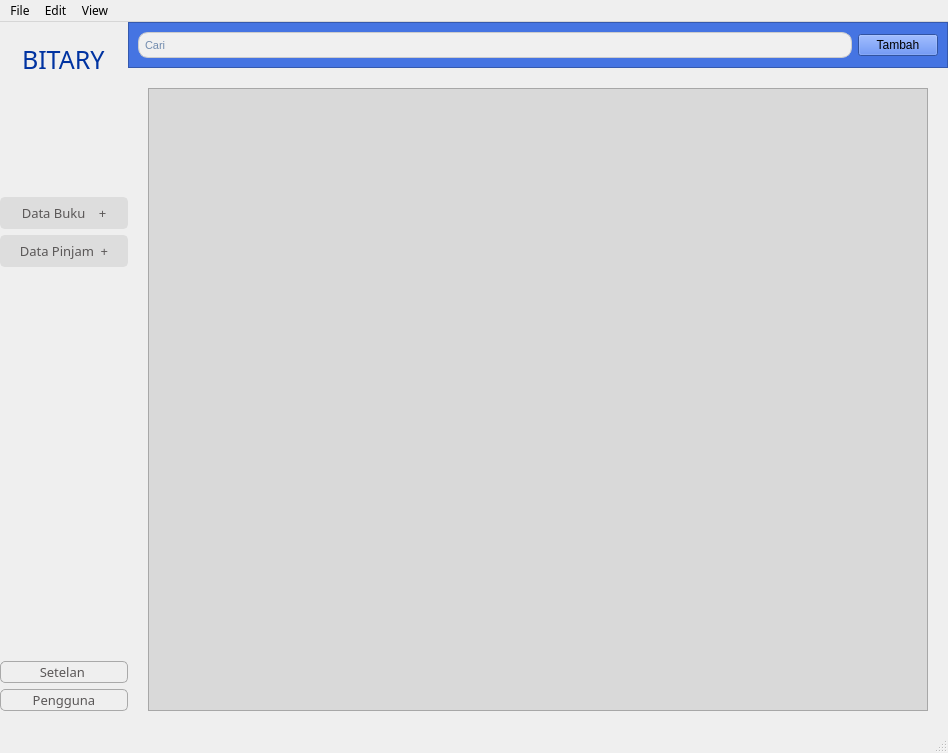
The window that src/forms/window.ui (NicholasFeltrin/Bitary) describes before a commit, drawn with Qt 5.
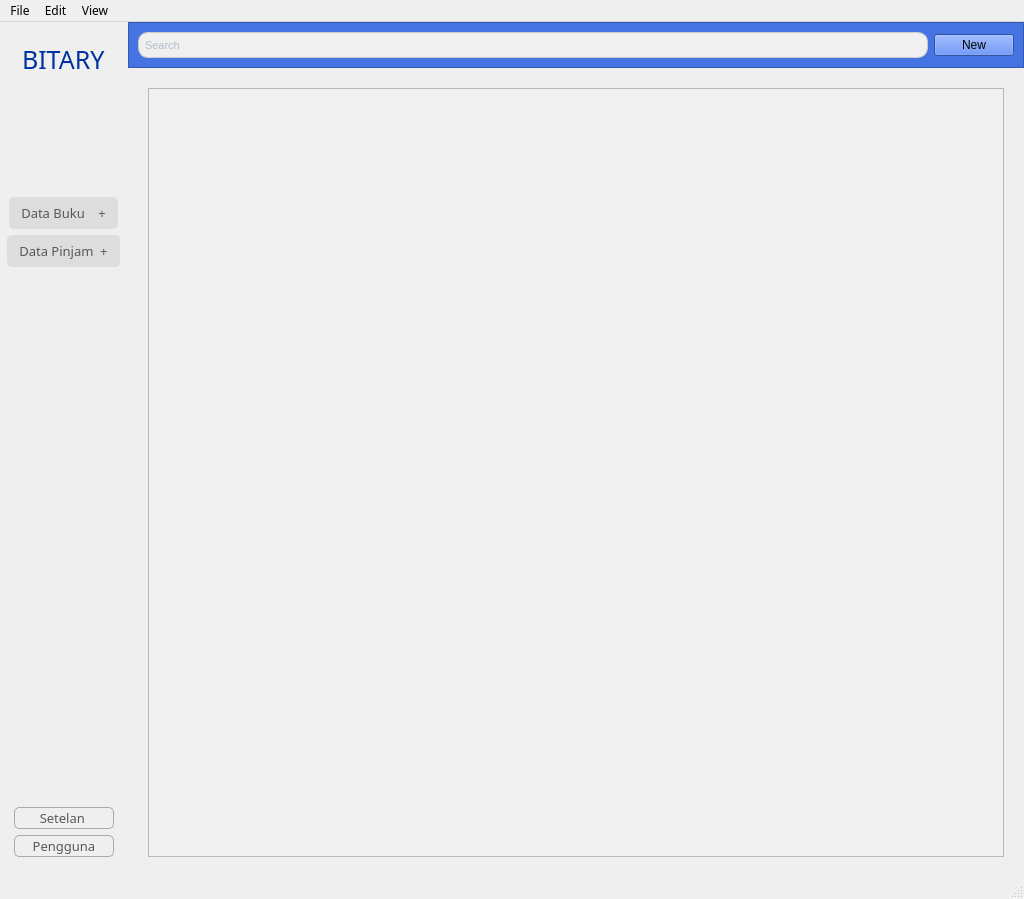
The same window after the commit. Icons and pictures are not drawn. Custom widgets are drawn as their Qt base class.

Diff of the .ui file:
```diff
--- a/src/forms/window.ui
+++ b/src/forms/window.ui
@@ -6,8 +6,8 @@
    <rect>
     <x>0</x>
     <y>0</y>
-    <width>948</width>
-    <height>753</height>
+    <width>1024</width>
+    <height>899</height>
    </rect>
   </property>
   <property name="font">
@@ -209,8 +209,14 @@
              <property name="bottomMargin">
               <number>20</number>
              </property>
-             <item>
+             <item alignment="Qt::AlignHCenter|Qt::AlignVCenter">
               <widget class="QPushButton" name="dataBukuButton">
+               <property name="minimumSize">
+                <size>
+                 <width>100</width>
+                 <height>0</height>
+                </size>
+               </property>
                <property name="styleSheet">
                 <string notr="true">QPushButton {
     background-color: #DDDDDD;
@@ -227,8 +233,14 @@
                </property>
               </widget>
              </item>
-             <item>
+             <item alignment="Qt::AlignHCenter|Qt::AlignVCenter">
               <widget class="QPushButton" name="dataPinjamButton">
+               <property name="minimumSize">
+                <size>
+                 <width>100</width>
+                 <height>0</height>
+                </size>
+               </property>
                <property name="styleSheet">
                 <string notr="true">QPushButton {
     background-color: #DDDDDD;
@@ -258,8 +270,14 @@
                </property>
               </spacer>
              </item>
-             <item>
+             <item alignment="Qt::AlignHCenter|Qt::AlignVCenter">
               <widget class="QPushButton" name="setelanButton">
+               <property name="minimumSize">
+                <size>
+                 <width>100</width>
+                 <height>0</height>
+                </size>
+               </property>
                <property name="styleSheet">
                 <string notr="true">QPushButton {
      color: #5A5757;
@@ -275,8 +293,14 @@
                </property>
               </widget>
              </item>
-             <item>
+             <item alignment="Qt::AlignHCenter|Qt::AlignVCenter">
               <widget class="QPushButton" name="penggunaButton">
+               <property name="minimumSize">
+                <size>
+                 <width>100</width>
+                 <height>0</height>
+                </size>
+               </property>
                <property name="styleSheet">
                 <string notr="true">QPushButton {
     color: #5A5757;
@@ -347,7 +371,10 @@
 }</string>
                </property>
                <property name="text">
-                <string>Cari</string>
+                <string/>
+               </property>
+               <property name="placeholderText">
+                <string>Search</string>
                </property>
               </widget>
              </item>
@@ -357,7 +384,7 @@
                 <string notr="true"/>
                </property>
                <property name="text">
-                <string>Tambah</string>
+                <string>New</string>
                </property>
               </widget>
              </item>
@@ -393,7 +420,43 @@
                 <bool>true</bool>
                </property>
                <property name="styleSheet">
-                <string notr="true">background-color: #D9D9D9;</string>
+                <string notr="true">  QTableView {
+    background-color: #f0f0f0;
+    alternate-background-color: #e0e0e0;
+    gridline-color: #bbbbbb;
+}
+
+QTableView::item:selected {
+    background-color: #aaffaa;
+}
+
+QHeaderView::section {
+    background-color: #d3d3d3;
+    color: #333333;
+    padding: 4px;
+}
+
+QTableView::horizontalHeader {
+    border-bottom: 2px solid #999999;
+}
+
+QTableView::verticalHeader {
+    border-right: 2px solid #999999;
+}
+
+QTableView::item {
+    border-bottom: 1px solid #dddddd;
+}
+
+QTableView::item:hover {
+    background-color: #c0c0c0;
+}</string>
+               </property>
+               <property name="showGrid">
+                <bool>true</bool>
+               </property>
+               <property name="gridStyle">
+                <enum>Qt::DashLine</enum>
                </property>
                <property name="pixmap" stdset="0">
                 <pixmap>../../assets/logoJB.png</pixmap>
@@ -425,7 +488,7 @@
     <rect>
      <x>0</x>
      <y>0</y>
-     <width>948</width>
+     <width>1024</width>
      <height>19</height>
     </rect>
    </property>
```
